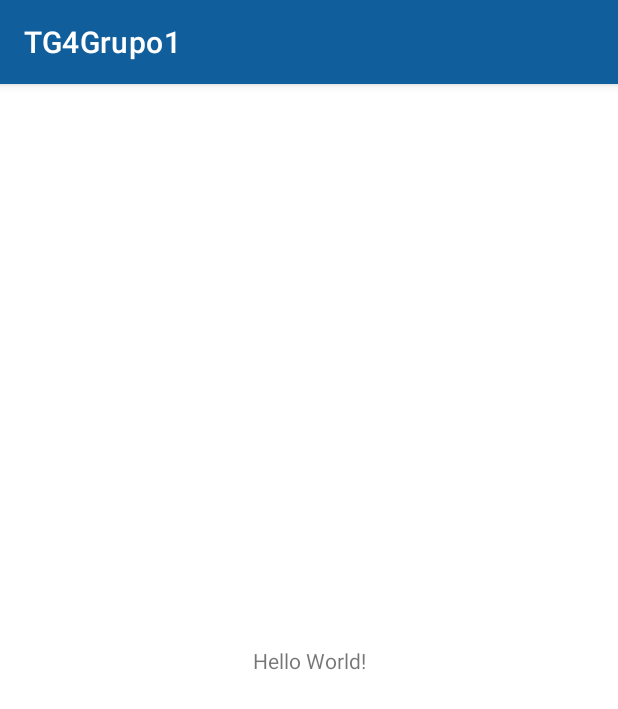
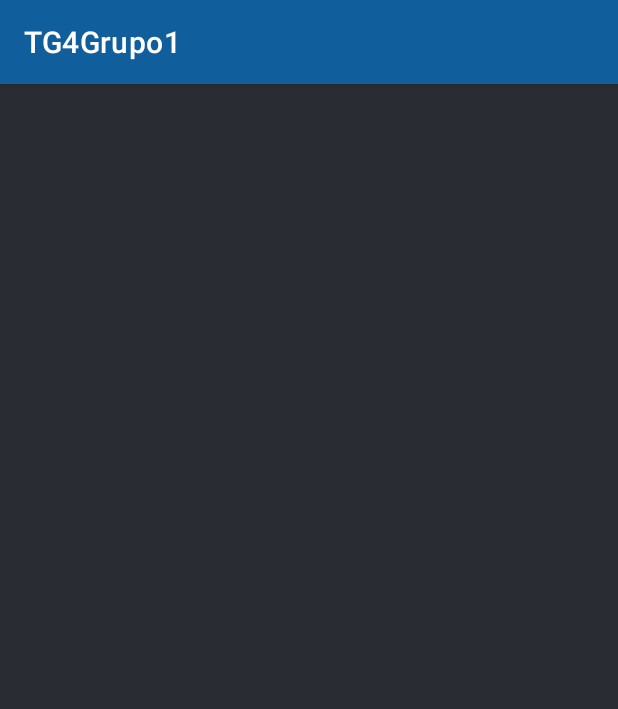
Before and after one commit to ChrisZgz/TG4Grupo1, an Android app: the screen it shows after launch (MainActivity), on a phone screen of 412 x 824 dp. Shown: the top 709 px of the screen. Run offline under Robolectric (Android 15) with nearby library versions, the phone set to English and light mode, and no system bars.

Commit message:
scroll inicio

```diff
--- a/app/src/main/res/layout/activity_main.xml
+++ b/app/src/main/res/layout/activity_main.xml
@@ -4,15 +4,27 @@
     xmlns:tools="http://schemas.android.com/tools"
     android:layout_width="match_parent"
     android:layout_height="match_parent"
+    android:background="#292C33"
     tools:context=".Vistas.MainActivity">
 
-    <TextView
-        android:layout_width="wrap_content"
-        android:layout_height="wrap_content"
-        android:text="Hello World!"
+    <ScrollView
+        android:id="@+id/scrContenedor"
+        android:layout_width="match_parent"
+        android:layout_height="match_parent"
+        android:layout_marginStart="10dp"
+        android:layout_marginTop="100dp"
+        android:layout_marginEnd="10dp"
+        android:layout_marginBottom="10dp"
         app:layout_constraintBottom_toBottomOf="parent"
         app:layout_constraintEnd_toEndOf="parent"
+        app:layout_constraintHorizontal_bias="0.0"
         app:layout_constraintStart_toStartOf="parent"
-        app:layout_constraintTop_toTopOf="parent" />
+        app:layout_constraintTop_toTopOf="parent"
+        app:layout_constraintVertical_bias="0.494">
 
+        <LinearLayout
+            android:layout_width="match_parent"
+            android:layout_height="wrap_content"
+            android:orientation="vertical" />
+    </ScrollView>
 </androidx.constraintlayout.widget.ConstraintLayout>
```
